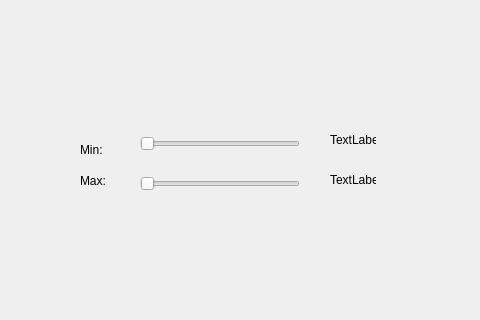
gstiebler/pyqtopencv, file window.ui: the form before one commit; both pictures show x 0 to 480 and y 427 to 747 of the 1349 by 747 pixel window.
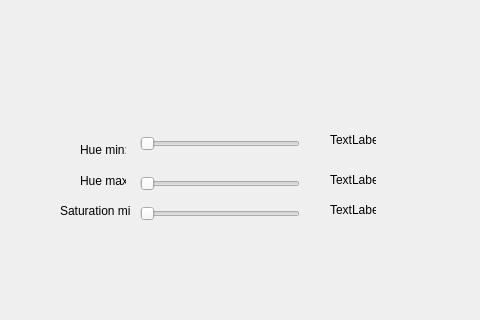
The form after the commit.

Commit message: saturation filter

The edit to the form file:
```diff
--- a/window.ui
+++ b/window.ui
@@ -86,7 +86,7 @@
      </rect>
     </property>
     <property name="text">
-     <string>Min:</string>
+     <string>Hue min:</string>
     </property>
    </widget>
    <widget class="QLabel" name="label_2">
@@ -99,7 +99,7 @@
      </rect>
     </property>
     <property name="text">
-     <string>Max:</string>
+     <string>Hue max:</string>
     </property>
    </widget>
    <widget class="QLabel" name="labelMinValue">
@@ -128,6 +128,48 @@
      <string>TextLabel</string>
     </property>
    </widget>
+   <widget class="QLabel" name="label_3">
+    <property name="geometry">
+     <rect>
+      <x>60</x>
+      <y>630</y>
+      <width>71</width>
+      <height>16</height>
+     </rect>
+    </property>
+    <property name="text">
+     <string>Saturation min:</string>
+    </property>
+   </widget>
+   <widget class="QSlider" name="sliderSaturationMin">
+    <property name="geometry">
+     <rect>
+      <x>140</x>
+      <y>630</y>
+      <width>160</width>
+      <height>22</height>
+     </rect>
+    </property>
+    <property name="maximum">
+     <number>255</number>
+    </property>
+    <property name="orientation">
+     <enum>Qt::Horizontal</enum>
+    </property>
+   </widget>
+   <widget class="QLabel" name="labelMinValue_2">
+    <property name="geometry">
+     <rect>
+      <x>330</x>
+      <y>630</y>
+      <width>46</width>
+      <height>13</height>
+     </rect>
+    </property>
+    <property name="text">
+     <string>TextLabel</string>
+    </property>
+   </widget>
   </widget>
   <widget class="QMenuBar" name="menubar">
    <property name="geometry">
```
Left out of the diff: 24 changed lines with no effect on the pictures. The commit also changes 2 other files.
